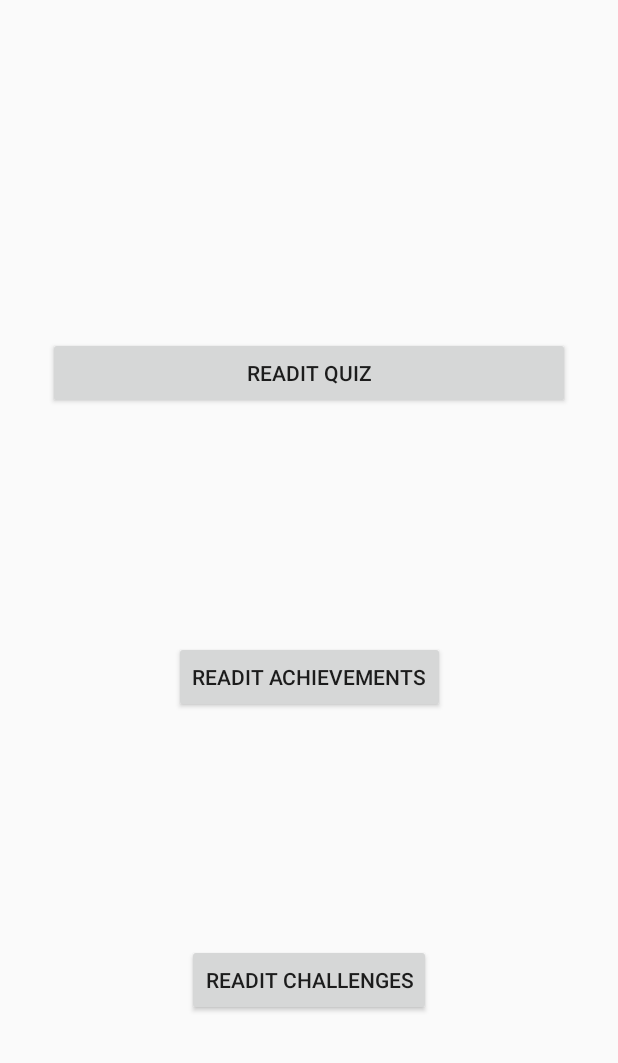
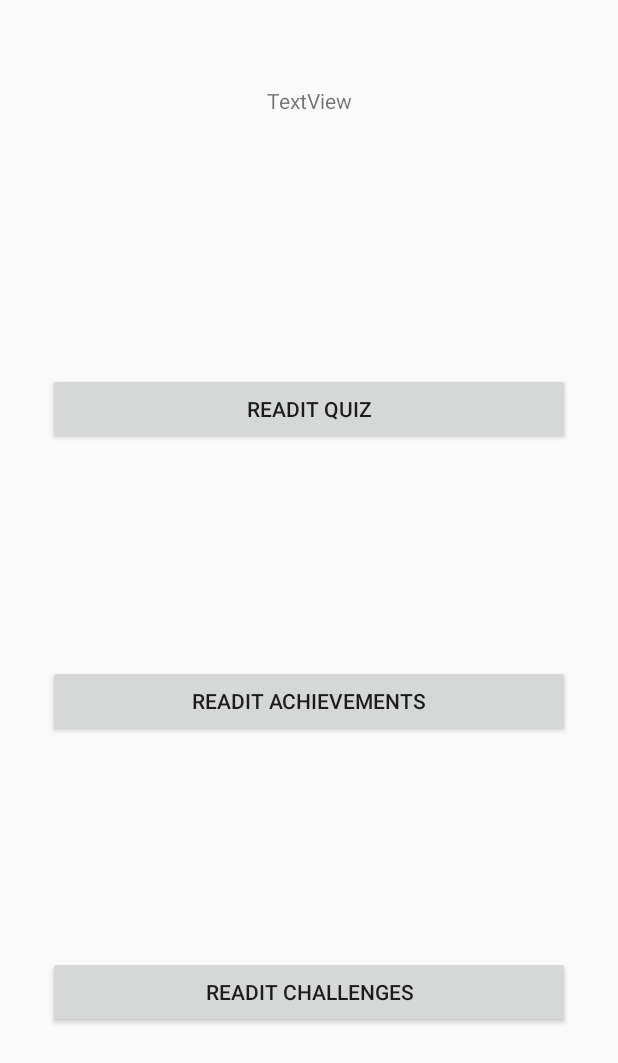
Before and after one commit to edoardopuggioni/ReadItApp, an Android app: the HomepageActivity screen opened directly, with no data from a screen before it, on a phone screen of 412 x 824 dp. Shown: the top 1063 px of the screen. Run offline under Robolectric (Android 15) with nearby library versions, the phone set to English and light mode, and no system bars; 1 statement that could not run was skipped.

Commit message:
Added welcome message in Homepage to test the currentUser object.

```diff
--- a/app/src/main/java/com/example/android/readitapp/AppManager.java
+++ b/app/src/main/java/com/example/android/readitapp/AppManager.java
@@ -19,6 +19,16 @@ public class AppManager
     {
         currentUser = null;
         quizStatus = null;
+    }
+
+    public User getCurrentUser()
+    {
+        return currentUser;
+    }
+
+    public QuizStatus getQuizStatus()
+    {
+        return quizStatus;
     }
 
     // If the login process is successful, return true.
--- a/app/src/main/java/com/example/android/readitapp/HomepageActivity.java
+++ b/app/src/main/java/com/example/android/readitapp/HomepageActivity.java
@@ -4,14 +4,25 @@ import android.content.Intent;
 import android.support.v7.app.AppCompatActivity;
 import android.os.Bundle;
 import android.view.View;
+import android.widget.TextView;
+
+import org.w3c.dom.Text;
 
 public class HomepageActivity extends AppCompatActivity
 {
+    TextView welcomeMessagge;
+
     @Override
     protected void onCreate(Bundle savedInstanceState)
     {
         super.onCreate(savedInstanceState);
         setContentView(R.layout.activity_homepage);
+
+        AppManager appManager = AppManager.getInstance();
+        User currentUser = appManager.getCurrentUser();
+
+        welcomeMessagge = findViewById(R.id.homepage_welcome);
+        welcomeMessagge.setText("Welcome " + currentUser.getFirstName() + "!");
     }
 
     public void goToActivity(View view)
--- a/app/src/main/res/layout/activity_homepage.xml
+++ b/app/src/main/res/layout/activity_homepage.xml
@@ -9,7 +9,7 @@
     <android.support.constraint.ConstraintLayout
         android:id="@+id/constraintLayout2"
         android:layout_width="match_parent"
-        android:layout_height="38dp"
+        android:layout_height="70dp"
         android:layout_marginStart="32dp"
         android:layout_marginLeft="32dp"
         android:layout_marginTop="32dp"
@@ -19,6 +19,21 @@
         app:layout_constraintStart_toStartOf="parent"
         app:layout_constraintTop_toTopOf="parent">
 
+        <TextView
+            android:id="@+id/homepage_welcome"
+            android:layout_width="wrap_content"
+            android:layout_height="wrap_content"
+            android:layout_marginStart="8dp"
+            android:layout_marginLeft="8dp"
+            android:layout_marginTop="8dp"
+            android:layout_marginEnd="8dp"
+            android:layout_marginRight="8dp"
+            android:layout_marginBottom="8dp"
+            android:text="TextView"
+            app:layout_constraintBottom_toBottomOf="parent"
+            app:layout_constraintEnd_toEndOf="parent"
+            app:layout_constraintStart_toStartOf="parent"
+            app:layout_constraintTop_toTopOf="parent" />
     </android.support.constraint.ConstraintLayout>
 
     <Button
@@ -39,9 +54,13 @@
 
     <Button
         android:id="@+id/homepage_achievements_button"
-        android:layout_width="wrap_content"
+        android:layout_width="0dp"
         android:layout_height="wrap_content"
+        android:layout_marginStart="32dp"
+        android:layout_marginLeft="32dp"
         android:layout_marginTop="8dp"
+        android:layout_marginEnd="32dp"
+        android:layout_marginRight="32dp"
         android:text="@string/readit_achievements"
         app:layout_constraintBottom_toTopOf="@+id/homepage_challenges_button"
         app:layout_constraintEnd_toEndOf="parent"
@@ -51,9 +70,13 @@
 
     <Button
         android:id="@+id/homepage_challenges_button"
-        android:layout_width="wrap_content"
+        android:layout_width="0dp"
         android:layout_height="wrap_content"
+        android:layout_marginStart="32dp"
+        android:layout_marginLeft="32dp"
         android:layout_marginTop="8dp"
+        android:layout_marginEnd="32dp"
+        android:layout_marginRight="32dp"
         android:text="@string/readit_challenges"
         app:layout_constraintBottom_toBottomOf="parent"
         app:layout_constraintEnd_toEndOf="parent"
```
